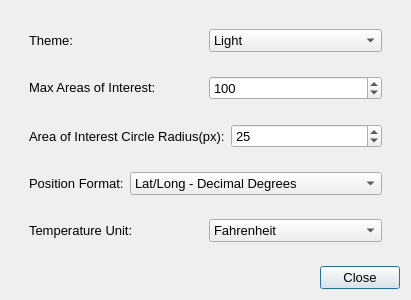
Above: resources/views/components/Preferences.ui from crgrove/automated-drone-image-analysis-tool before the change. Below: the same form after it.
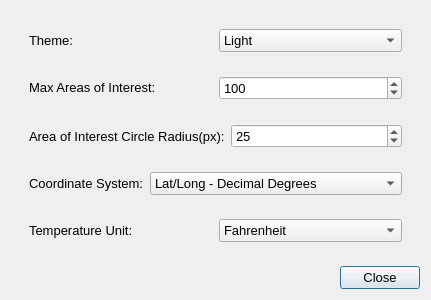
That is the form after the change.

Patch:
```diff
--- a/resources/views/components/Preferences.ui
+++ b/resources/views/components/Preferences.ui
@@ -160,7 +160,7 @@
             </font>
            </property>
            <property name="text">
-            <string>Position Format:</string>
+            <string>Coordinate System:</string>
            </property>
           </widget>
          </item>
```
Left out of the diff: 2 changed lines with no effect on the pictures.
